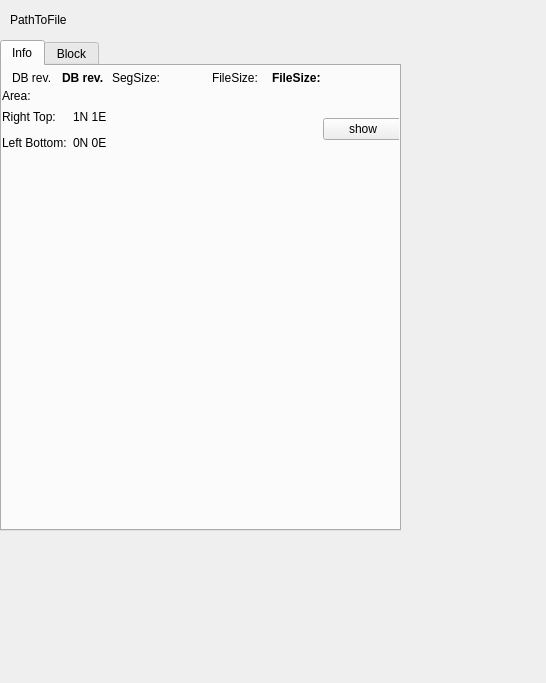
The window that ui_files/QgisVdoDockwidgetBase.ui (lugovskovp/QGIS_VDO) describes before a commit, drawn with Qt 5.
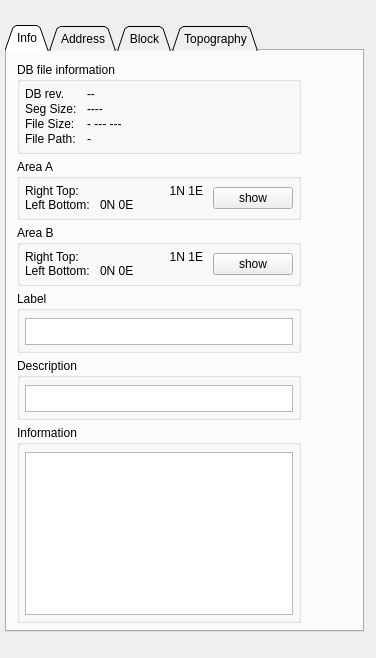
The same window after the commit.

Commit message: ui: tab info

What changed in the file:
```diff
--- a/ui_files/QgisVdoDockwidgetBase.ui
+++ b/ui_files/QgisVdoDockwidgetBase.ui
@@ -6,112 +6,182 @@
    <rect>
     <x>0</x>
     <y>0</y>
-    <width>546</width>
-    <height>683</height>
+    <width>376</width>
+    <height>658</height>
    </rect>
   </property>
+  <property name="sizePolicy">
+   <sizepolicy hsizetype="Maximum" vsizetype="Maximum">
+    <horstretch>0</horstretch>
+    <verstretch>0</verstretch>
+   </sizepolicy>
+  </property>
+  <property name="minimumSize">
+   <size>
+    <width>340</width>
+    <height>658</height>
+   </size>
+  </property>
+  <property name="maximumSize">
+   <size>
+    <width>524287</width>
+    <height>658</height>
+   </size>
+  </property>
+  <property name="baseSize">
+   <size>
+    <width>0</width>
+    <height>0</height>
+   </size>
+  </property>
+  <property name="windowOpacity">
+   <double>1.000000000000000</double>
+  </property>
   <property name="windowTitle">
    <string>Carin C-IQ VDO DB Viewer</string>
   </property>
   <widget class="QWidget" name="dockWidgetContents">
    <property name="sizePolicy">
-    <sizepolicy hsizetype="Expanding" vsizetype="Expanding">
+    <sizepolicy hsizetype="MinimumExpanding" vsizetype="Maximum">
      <horstretch>0</horstretch>
      <verstretch>0</verstretch>
     </sizepolicy>
    </property>
-   <widget class="QWidget" name="gridLayoutWidget_2">
-    <property name="geometry">
-     <rect>
-      <x>0</x>
-      <y>40</y>
-      <width>401</width>
-      <height>491</height>
-     </rect>
-    </property>
-    <layout class="QGridLayout" name="gridLayout_2">
-     <property name="sizeConstraint">
-      <enum>QLayout::SetDefaultConstraint</enum>
-     </property>
+   <property name="minimumSize">
+    <size>
+     <width>340</width>
+     <height>600</height>
+    </size>
+   </property>
+   <layout class="QGridLayout" name="gridLayout_3">
      <property name="leftMargin">
-      <number>0</number>
-     </property>
-     <item row="0" column="0">
+     <number>5</number>
+    </property>
+    <property name="topMargin">
+     <number>5</number>
+    </property>
+    <property name="rightMargin">
+     <number>5</number>
+    </property>
+    <property name="bottomMargin">
+     <number>5</number>
+    </property>
+    <item row="1" column="0" alignment="Qt::AlignLeft|Qt::AlignTop">
       <widget class="QTabWidget" name="tabWidget">
        <property name="sizePolicy">
-        <sizepolicy hsizetype="Expanding" vsizetype="Expanding">
-         <horstretch>200</horstretch>
-         <verstretch>200</verstretch>
-        </sizepolicy>
-       </property>
+       <sizepolicy hsizetype="Maximum" vsizetype="Maximum">
+        <horstretch>0</horstretch>
+        <verstretch>0</verstretch>
+       </sizepolicy>
+      </property>
+      <property name="minimumSize">
+       <size>
+        <width>320</width>
+        <height>601</height>
+       </size>
+      </property>
+      <property name="autoFillBackground">
+       <bool>false</bool>
+      </property>
+      <property name="tabShape">
+       <enum>QTabWidget::Triangular</enum>
+      </property>
        <property name="currentIndex">
         <number>0</number>
        </property>
+      <property name="usesScrollButtons">
+       <bool>false</bool>
+      </property>
+      <property name="documentMode">
+       <bool>false</bool>
+      </property>
+      <property name="tabsClosable">
+       <bool>false</bool>
+      </property>
+      <property name="movable">
+       <bool>false</bool>
+      </property>
        <widget class="QWidget" name="tab_info">
+       <property name="sizePolicy">
+        <sizepolicy hsizetype="MinimumExpanding" vsizetype="Preferred">
+         <horstretch>0</horstretch>
+         <verstretch>0</verstretch>
+        </sizepolicy>
+       </property>
+       <property name="minimumSize">
+        <size>
+         <width>355</width>
+         <height>577</height>
+        </size>
+       </property>
         <attribute name="title">
          <string>Info</string>
         </attribute>
-        <widget class="QLabel" name="l_vdo_dbrev">
+       <widget class="QWidget" name="">
          <property name="geometry">
           <rect>
            <x>10</x>
-           <y>0</y>
-           <width>51</width>
-           <height>23</height>
-          </rect>
-         </property>
-         <property name="sizePolicy">
-          <sizepolicy hsizetype="Minimum" vsizetype="Minimum">
-           <horstretch>0</horstretch>
-           <verstretch>0</verstretch>
-          </sizepolicy>
+          <y>11</y>
+          <width>284</width>
+          <height>561</height>
+         </rect>
+        </property>
+        <layout class="QVBoxLayout" name="verticalLayout_2" stretch="0,0,0,10">
+         <property name="spacing">
+          <number>5</number>
          </property>
-         <property name="text">
-          <string>DB rev. </string>
-         </property>
-        </widget>
+         <item>
+          <widget class="QGroupBox" name="groupBox_0veral">
+           <property name="title">
+            <string>DB file information</string>
+           </property>
+           <layout class="QGridLayout" name="gridLayout_5">
+            <property name="leftMargin">
+             <number>5</number>
+            </property>
+            <property name="topMargin">
+             <number>5</number>
+            </property>
+            <property name="rightMargin">
+             <number>5</number>
+            </property>
+            <property name="bottomMargin">
+             <number>5</number>
+            </property>
+            <item row="0" column="0">
+             <layout class="QGridLayout" name="gridLayout_filenfo" rowstretch="0,0,0,0,0" columnstretch="0,10">
+              <property name="horizontalSpacing">
+               <number>10</number>
+              </property>
+              <property name="verticalSpacing">
+               <number>1</number>
+              </property>
+              <item row="3" column="0">
         <widget class="QLabel" name="l_vdo_size">
-         <property name="geometry">
-          <rect>
-           <x>210</x>
-           <y>0</y>
-           <width>61</width>
-           <height>23</height>
-          </rect>
-         </property>
          <property name="text">
-          <string>FileSize:</string>
-         </property>
-        </widget>
-        <widget class="QLabel" name="l_vdo_size_val">
-         <property name="geometry">
-          <rect>
-           <x>270</x>
-           <y>0</y>
-           <width>121</width>
-           <height>23</height>
-          </rect>
-         </property>
+                 <string>File Size:</string>
+                </property>
+               </widget>
+              </item>
+              <item row="1" column="1">
+               <widget class="QLabel" name="l_vdo_segsize_val">
          <property name="font">
           <font>
            <pointsize>9</pointsize>
-           <weight>75</weight>
-           <bold>true</bold>
+                  <weight>50</weight>
+                  <bold>false</bold>
           </font>
          </property>
          <property name="text">
-          <string>FileSize:</string>
-         </property>
-        </widget>
+                 <string>----</string>
+                </property>
+                <property name="textInteractionFlags">
+                 <set>Qt::LinksAccessibleByMouse|Qt::TextSelectableByMouse</set>
+                </property>
+               </widget>
+              </item>
+              <item row="0" column="1">
         <widget class="QLabel" name="l_vdo_dbrev_val">
-         <property name="geometry">
-          <rect>
-           <x>60</x>
-           <y>0</y>
-           <width>51</width>
-           <height>23</height>
-          </rect>
-         </property>
          <property name="sizePolicy">
           <sizepolicy hsizetype="Minimum" vsizetype="Minimum">
            <horstretch>0</horstretch>
@@ -121,76 +191,127 @@
          <property name="font">
           <font>
            <pointsize>9</pointsize>
-           <weight>75</weight>
-           <bold>true</bold>
-          </font>
+                  <weight>50</weight>
+                  <bold>false</bold>
+                 </font>
+                </property>
+                <property name="text">
+                 <string>--</string>
+                </property>
+                <property name="textInteractionFlags">
+                 <set>Qt::LinksAccessibleByMouse|Qt::TextSelectableByMouse</set>
+                </property>
+               </widget>
+              </item>
+              <item row="1" column="0">
+               <widget class="QLabel" name="l_vdo_segsize">
+                <property name="text">
+                 <string>Seg Size:</string>
+                </property>
+               </widget>
+              </item>
+              <item row="0" column="0">
+               <widget class="QLabel" name="l_vdo_dbrev">
+                <property name="sizePolicy">
+                 <sizepolicy hsizetype="Minimum" vsizetype="Minimum">
+                  <horstretch>0</horstretch>
+                  <verstretch>0</verstretch>
+                 </sizepolicy>
          </property>
          <property name="text">
           <string>DB rev. </string>
          </property>
         </widget>
-        <widget class="QLabel" name="l_areaA">
-         <property name="geometry">
-          <rect>
-           <x>0</x>
-           <y>20</y>
-           <width>191</width>
-           <height>21</height>
-          </rect>
+              </item>
+              <item row="3" column="1">
+               <widget class="QLabel" name="l_vdo_size_val">
+                <property name="font">
+                 <font>
+                  <pointsize>9</pointsize>
+                  <weight>50</weight>
+                  <bold>false</bold>
+                 </font>
          </property>
          <property name="text">
-          <string>Area:</string>
+                 <string>- --- ---</string>
          </property>
          <property name="textInteractionFlags">
           <set>Qt::LinksAccessibleByMouse|Qt::TextSelectableByMouse</set>
          </property>
         </widget>
-        <widget class="QWidget" name="horizontalLayoutWidget">
-         <property name="geometry">
-          <rect>
-           <x>0</x>
-           <y>40</y>
-           <width>401</width>
-           <height>47</height>
-          </rect>
-         </property>
+              </item>
+              <item row="4" column="0">
+               <widget class="QLabel" name="l_vdo_path">
+                <property name="text">
+                 <string>File Path:</string>
+                </property>
+               </widget>
+              </item>
+              <item row="4" column="1">
+               <widget class="QLabel" name="l_vdo_path_val">
+                <property name="font">
+                 <font>
+                  <pointsize>9</pointsize>
+                  <weight>50</weight>
+                  <bold>false</bold>
+                 </font>
+                </property>
+                <property name="text">
+                 <string>-</string>
+                </property>
+                <property name="textInteractionFlags">
+                 <set>Qt::LinksAccessibleByMouse|Qt::TextSelectableByMouse</set>
+                </property>
+               </widget>
+              </item>
+             </layout>
+            </item>
+           </layout>
+          </widget>
+         </item>
+         <item>
+          <widget class="QGroupBox" name="groupBox_area_A">
+           <property name="title">
+            <string>Area A</string>
+           </property>
+           <layout class="QGridLayout" name="gridLayout_2">
+            <property name="leftMargin">
+             <number>0</number>
+            </property>
+            <property name="topMargin">
+             <number>5</number>
+            </property>
+            <property name="rightMargin">
+             <number>5</number>
+            </property>
+            <property name="bottomMargin">
+             <number>5</number>
+            </property>
+            <property name="spacing">
+             <number>0</number>
+            </property>
+            <item row="0" column="0">
          <layout class="QHBoxLayout" name="horizontalLayout">
           <item>
            <layout class="QGridLayout" name="gridLayout_4">
+                <property name="sizeConstraint">
+                 <enum>QLayout::SetMinimumSize</enum>
+                </property>
+                <property name="leftMargin">
+                 <number>5</number>
+                </property>
             <property name="rightMargin">
              <number>10</number>
             </property>
-            <item row="0" column="1">
-             <widget class="QLabel" name="l_rt_coord">
-              <property name="sizePolicy">
-               <sizepolicy hsizetype="Expanding" vsizetype="Preferred">
-                <horstretch>0</horstretch>
-                <verstretch>0</verstretch>
-               </sizepolicy>
-              </property>
-              <property name="font">
-               <font>
-                <pointsize>9</pointsize>
-               </font>
-              </property>
-              <property name="text">
-               <string>1N 1E</string>
-              </property>
-             </widget>
-            </item>
-            <item row="0" column="0">
-             <widget class="QLabel" name="l_rt_label">
-              <property name="sizePolicy">
-               <sizepolicy hsizetype="Minimum" vsizetype="Preferred">
-                <horstretch>0</horstretch>
-                <verstretch>0</verstretch>
-               </sizepolicy>
-              </property>
-              <property name="text">
-               <string>Right Top:</string>
-              </property>
-             </widget>
-            </item>
+                <property name="bottomMargin">
+                 <number>0</number>
+                </property>
+                <property name="horizontalSpacing">
+                 <number>10</number>
+                </property>
+                <property name="verticalSpacing">
+                 <number>0</number>
+                </property>
             <item row="1" column="0">
              <widget class="QLabel" name="l_lb_label">
               <property name="sizePolicy">
@@ -204,6 +325,43 @@
               </property>
              </widget>
             </item>
+                <item row="0" column="1">
+                 <widget class="QLabel" name="l_Art_coord">
+                  <property name="sizePolicy">
+                   <sizepolicy hsizetype="Expanding" vsizetype="Preferred">
+                    <horstretch>0</horstretch>
+                    <verstretch>0</verstretch>
+                   </sizepolicy>
+                  </property>
+                  <property name="font">
+                   <font>
+                    <pointsize>9</pointsize>
+                   </font>
+                  </property>
+                  <property name="text">
+                   <string>1N 1E</string>
+                  </property>
+                  <property name="alignment">
+                   <set>Qt::AlignRight|Qt::AlignTrailing|Qt::AlignVCenter</set>
+                  </property>
+                  <property name="textInteractionFlags">
+                   <set>Qt::LinksAccessibleByMouse|Qt::TextSelectableByMouse</set>
+                  </property>
+                 </widget>
+                </item>
+                <item row="0" column="0">
+                 <widget class="QLabel" name="l_rt_label">
+                  <property name="sizePolicy">
+                   <sizepolicy hsizetype="Minimum" vsizetype="Preferred">
+                    <horstretch>0</horstretch>
+                    <verstretch>0</verstretch>
+                   </sizepolicy>
+                  </property>
+                  <property name="text">
+                   <string>Right Top:</string>
+                  </property>
+                 </widget>
+                </item>
             <item row="1" column="1">
              <widget class="QLabel" name="l_lb_coord">
               <property name="font">
@@ -232,73 +390,287 @@
            </widget>
           </item>
          </layout>
-        </widget>
-        <widget class="QLabel" name="l_vdo_size_2">
-         <property name="geometry">
-          <rect>
-           <x>110</x>
-           <y>0</y>
-           <width>61</width>
-           <height>23</height>
-          </rect>
-         </property>
+            </item>
+           </layout>
+          </widget>
+         </item>
+         <item>
+          <widget class="QGroupBox" name="groupBox_area_B">
+           <property name="title">
+            <string>Area B</string>
+           </property>
+           <layout class="QGridLayout" name="gridLayout_6">
+            <property name="leftMargin">
+             <number>0</number>
+            </property>
+            <property name="topMargin">
+             <number>5</number>
+            </property>
+            <property name="rightMargin">
+             <number>5</number>
+            </property>
+            <property name="bottomMargin">
+             <number>5</number>
+            </property>
+            <property name="spacing">
+             <number>0</number>
+            </property>
+            <item row="0" column="0">
+             <layout class="QHBoxLayout" name="horizontalLayout_2">
+              <item>
+               <layout class="QGridLayout" name="gridLayout_7">
+                <property name="sizeConstraint">
+                 <enum>QLayout::SetMinimumSize</enum>
+                </property>
+                <property name="leftMargin">
+                 <number>5</number>
+                </property>
+                <property name="rightMargin">
+                 <number>10</number>
+                </property>
+                <property name="horizontalSpacing">
+                 <number>10</number>
+                </property>
+                <property name="verticalSpacing">
+                 <number>0</number>
+                </property>
+                <item row="1" column="0">
+                 <widget class="QLabel" name="l_lb_label_2">
+                  <property name="sizePolicy">
+                   <sizepolicy hsizetype="Minimum" vsizetype="Preferred">
+                    <horstretch>0</horstretch>
+                    <verstretch>0</verstretch>
+                   </sizepolicy>
+                  </property>
          <property name="text">
-          <string>SegSize:</string>
-         </property>
-        </widget>
+                   <string>Left Bottom:</string>
+                  </property>
+                 </widget>
+                </item>
+                <item row="0" column="1">
+                 <widget class="QLabel" name="l_Brt_coord">
+                  <property name="sizePolicy">
+                   <sizepolicy hsizetype="Expanding" vsizetype="Preferred">
+                    <horstretch>0</horstretch>
+                    <verstretch>0</verstretch>
+                   </sizepolicy>
+                  </property>
+                  <property name="font">
+                   <font>
+                    <pointsize>9</pointsize>
+                   </font>
+                  </property>
+                  <property name="text">
+                   <string>1N 1E</string>
+                  </property>
+                  <property name="alignment">
+                   <set>Qt::AlignRight|Qt::AlignTrailing|Qt::AlignVCenter</set>
+                  </property>
+                  <property name="textInteractionFlags">
+                   <set>Qt::LinksAccessibleByMouse|Qt::TextSelectableByMouse</set>
+                  </property>
+                 </widget>
+                </item>
+                <item row="0" column="0">
+                 <widget class="QLabel" name="l_rt_label_2">
+                  <property name="sizePolicy">
+                   <sizepolicy hsizetype="Minimum" vsizetype="Preferred">
+                    <horstretch>0</horstretch>
+                    <verstretch>0</verstretch>
+                   </sizepolicy>
+                  </property>
+                  <property name="text">
+                   <string>Right Top:</string>
+                  </property>
+                 </widget>
+                </item>
+                <item row="1" column="1">
+                 <widget class="QLabel" name="l_Blb_coord">
+                  <property name="font">
+                   <font>
+                    <pointsize>9</pointsize>
+                   </font>
+                  </property>
+                  <property name="text">
+                   <string>0N 0E</string>
+                  </property>
+                  <property name="textInteractionFlags">
+                   <set>Qt::LinksAccessibleByMouse|Qt::TextSelectableByMouse</set>
+                  </property>
+                 </widget>
+                </item>
+               </layout>
+              </item>
+              <item>
+               <widget class="QPushButton" name="pb_show_area_2">
+                <property name="sizePolicy">
+                 <sizepolicy hsizetype="Fixed" vsizetype="Fixed">
+                  <horstretch>0</horstretch>
+                  <verstretch>0</verstretch>
+                 </sizepolicy>
+                </property>
+                <property name="text">
+                 <string>show</string>
+                </property>
+               </widget>
+              </item>
+             </layout>
+            </item>
+           </layout>
+          </widget>
+         </item>
+         <item>
+          <layout class="QVBoxLayout" name="verticalLayout" stretch="1,1,40">
+           <property name="spacing">
+            <number>5</number>
+           </property>
+           <item>
+            <widget class="QGroupBox" name="groupBox_i_label">
+             <property name="title">
+              <string>Label</string>
+             </property>
+             <layout class="QGridLayout" name="gridLayout_9">
+              <property name="leftMargin">
+               <number>5</number>
+              </property>
+              <property name="topMargin">
+               <number>7</number>
+              </property>
+              <property name="rightMargin">
+               <number>5</number>
+              </property>
+              <property name="bottomMargin">
+               <number>5</number>
+              </property>
+              <item row="0" column="0">
+               <widget class="QTextBrowser" name="textBrowser_label">
+                <property name="minimumSize">
+                 <size>
+                  <width>0</width>
+                  <height>27</height>
+                 </size>
+                </property>
+               </widget>
+              </item>
+             </layout>
+            </widget>
+           </item>
+           <item>
+            <widget class="QGroupBox" name="groupBox_i_description">
+             <property name="sizePolicy">
+              <sizepolicy hsizetype="Preferred" vsizetype="Maximum">
+               <horstretch>0</horstretch>
+               <verstretch>0</verstretch>
+              </sizepolicy>
+             </property>
+             <property name="title">
+              <string>Description</string>
+             </property>
+             <layout class="QGridLayout" name="gridLayout_8">
+              <property name="leftMargin">
+               <number>5</number>
+              </property>
+              <property name="topMargin">
+               <number>7</number>
+              </property>
+              <property name="rightMargin">
+               <number>5</number>
+              </property>
+              <property name="bottomMargin">
+               <number>5</number>
+              </property>
+              <item row="0" column="0">
+               <widget class="QTextBrowser" name="textBrowser_descr">
+                <property name="sizePolicy">
+                 <sizepolicy hsizetype="Expanding" vsizetype="Expanding">
+                  <horstretch>0</horstretch>
+                  <verstretch>0</verstretch>
+                 </sizepolicy>
+                </property>
+                <property name="minimumSize">
+                 <size>
+                  <width>0</width>
+                  <height>27</height>
+                 </size>
+                </property>
+               </widget>
+              </item>
+             </layout>
+            </widget>
+           </item>
+           <item>
+            <widget class="QGroupBox" name="groupBox_i_information">
+             <property name="sizePolicy">
+              <sizepolicy hsizetype="Minimum" vsizetype="Preferred">
+               <horstretch>0</horstretch>
+               <verstretch>0</verstretch>
+              </sizepolicy>
+             </property>
+             <property name="title">
+              <string>Information</string>
+             </property>
+             <layout class="QGridLayout" name="gridLayout">
+              <property name="leftMargin">
+               <number>5</number>
+              </property>
+              <property name="topMargin">
+               <number>7</number>
+              </property>
+              <property name="rightMargin">
+               <number>5</number>
+              </property>
+              <property name="bottomMargin">
+               <number>5</number>
+              </property>
+              <item row="1" column="0">
+               <widget class="QTextBrowser" name="textBrowser_info">
+                <property name="minimumSize">
+                 <size>
+                  <width>0</width>
+                  <height>100</height>
+                 </size>
+                </property>
+               </widget>
+              </item>
+             </layout>
+            </widget>
+           </item>
+          </layout>
+         </item>
+        </layout>
+       </widget>
+      </widget>
+      <widget class="QWidget" name="tab_addr">
+       <attribute name="title">
+        <string>Address</string>
+       </attribute>
        </widget>
        <widget class="QWidget" name="tab_block">
         <attribute name="title">
          <string>Block</string>
         </attribute>
        </widget>
-      </widget>
-     </item>
-    </layout>
-   </widget>
-   <widget class="QWidget" name="gridLayoutWidget">
+      <widget class="QWidget" name="tab_topo">
+       <attribute name="title">
+        <string>Topography</string>
+       </attribute>
+       <widget class="QSlider" name="horizontalSlider">
     <property name="geometry">
      <rect>
-      <x>0</x>
-      <y>0</y>
-      <width>401</width>
-      <height>41</height>
-     </rect>
-    </property>
-    <layout class="QGridLayout" name="gridLayout">
-     <property name="leftMargin">
-      <number>10</number>
-     </property>
-     <property name="topMargin">
-      <number>10</number>
-     </property>
-     <property name="rightMargin">
-      <number>10</number>
-     </property>
-     <property name="bottomMargin">
-      <number>10</number>
-     </property>
-     <property name="spacing">
-      <number>0</number>
-     </property>
-     <item row="0" column="0">
-      <widget class="QLabel" name="l_vdo_path">
-       <property name="sizePolicy">
-        <sizepolicy hsizetype="Expanding" vsizetype="Preferred">
-         <horstretch>0</horstretch>
-         <verstretch>0</verstretch>
-        </sizepolicy>
-       </property>
-       <property name="text">
-        <string>PathToFile</string>
-       </property>
-       <property name="textInteractionFlags">
-        <set>Qt::LinksAccessibleByMouse|Qt::TextSelectableByMouse</set>
-       </property>
+          <x>160</x>
+          <y>40</y>
+          <width>160</width>
+          <height>22</height>
+         </rect>
+        </property>
+        <property name="orientation">
+         <enum>Qt::Horizontal</enum>
+        </property>
+       </widget>
+      </widget>
       </widget>
      </item>
     </layout>
-   </widget>
   </widget>
  </widget>
  <resources/>
```
Left out of the diff: 5 changed lines with no effect on the pictures. Lines whose indentation alone changed are shown as unchanged. The commit also changes 2 other files.
